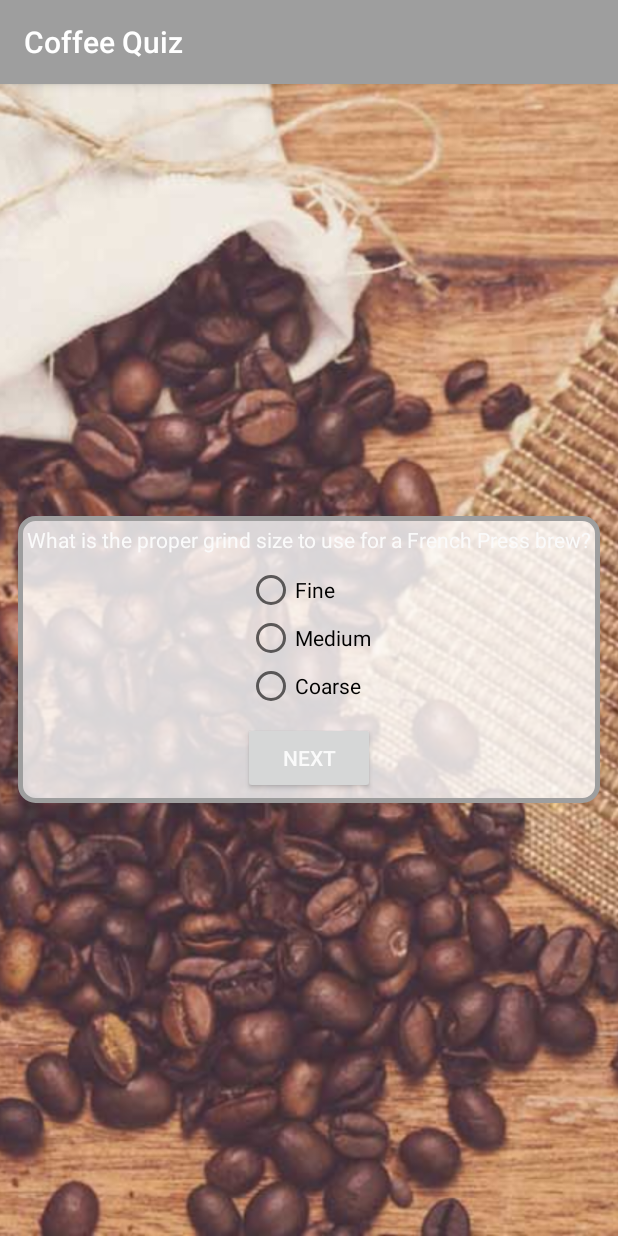
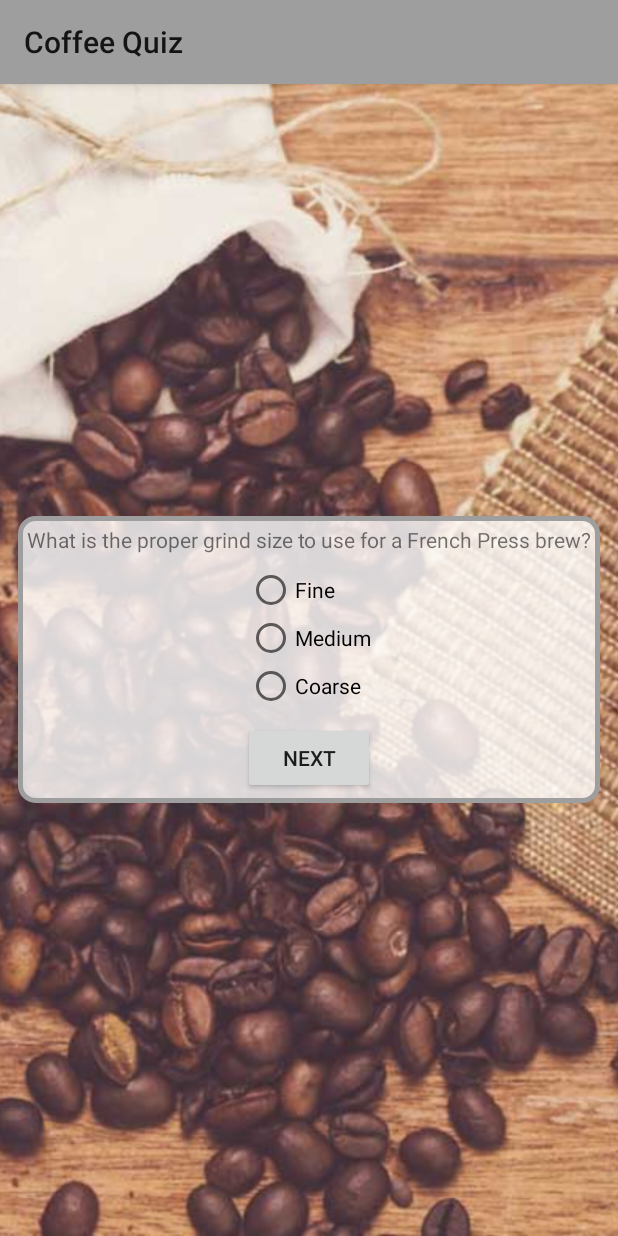
Before and after one commit to mrsethparker/CoffeeQuiz, an Android app: the screen it shows after launch (MainActivity), on a phone screen of 412 x 824 dp. Run offline under Robolectric (Android 15) with nearby library versions, the phone set to English and light mode, and no system bars.

Commit message:
style: add styles.xml file

```diff
--- a/app/src/main/res/values/styles.xml
+++ b/app/src/main/res/values/styles.xml
@@ -1,14 +1,12 @@
 <resources>
 
     <!-- Base application theme. -->
-    <style name="AppTheme" parent="Theme.AppCompat.Light.DarkActionBar">
+    <style name="AppTheme" parent="Theme.AppCompat.Light">
         <!-- Customize your theme here. -->
-        <item name="colorPrimary">#9E9E9E</item>
-        <item name="colorPrimaryDark">#757575</item>
-        <item name="colorAccent">#FFFFFF</item>
-        <item name="android:textColor">#FAFAFA</item>
+        <item name="colorPrimary">@color/colorPrimary</item>
+        <item name="colorPrimaryDark">@color/colorPrimaryDark</item>
+        <item name="colorAccent">@color/colorAccent</item>
 
     </style>
 
-
 </resources>
```
